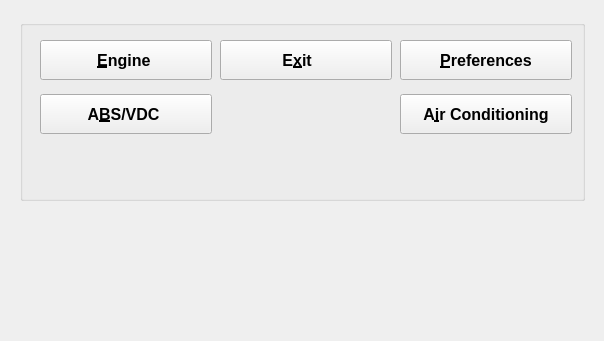
Above: ui/FreeSSM.ui from msatoh/Free-SSM-for-my-GDB before the change. Below: the same form after it.
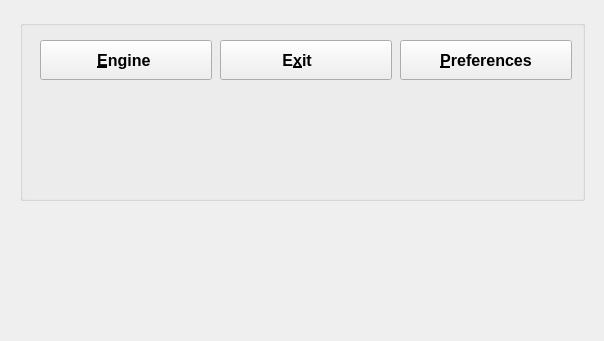
That is the form after the change. Icons and pictures are not drawn.

Commit message: remove aircon and abs dialog

Diff of the .ui file:
```diff
--- a/ui/FreeSSM.ui
+++ b/ui/FreeSSM.ui
@@ -106,52 +106,6 @@
       </size>
      </property>
     </widget>
-    <widget class="QPushButton" name="absvdc_pushButton">
-     <property name="geometry">
-      <rect>
-       <x>20</x>
-       <y>74</y>
-       <width>172</width>
-       <height>40</height>
-      </rect>
-     </property>
-     <property name="text">
-      <string>      A&amp;BS/VDC       </string>
-     </property>
-     <property name="icon">
-      <iconset resource="../resources/FreeSSM.qrc">
-       <normaloff>:/icons/freessm/64x64/ABS.png</normaloff>:/icons/freessm/64x64/ABS.png</iconset>
-     </property>
-     <property name="iconSize">
-      <size>
-       <width>32</width>
-       <height>32</height>
-      </size>
-     </property>
-    </widget>
-    <widget class="QPushButton" name="aircon_pushButton">
-     <property name="geometry">
-      <rect>
-       <x>380</x>
-       <y>74</y>
-       <width>172</width>
-       <height>40</height>
-      </rect>
-     </property>
-     <property name="text">
-      <string>A&amp;ir Conditioning</string>
-     </property>
-     <property name="icon">
-      <iconset resource="../resources/FreeSSM.qrc">
-       <normaloff>:/icons/freessm/64x64/AirCon.png</normaloff>:/icons/freessm/64x64/AirCon.png</iconset>
-     </property>
-     <property name="iconSize">
-      <size>
-       <width>32</width>
-       <height>32</height>
-      </size>
-     </property>
-    </widget>
     <widget class="QPushButton" name="preferences_pushButton">
      <property name="geometry">
       <rect>
```
Left out of the diff: 2 changed lines with no effect on the pictures. The commit also changes 13 other files.
